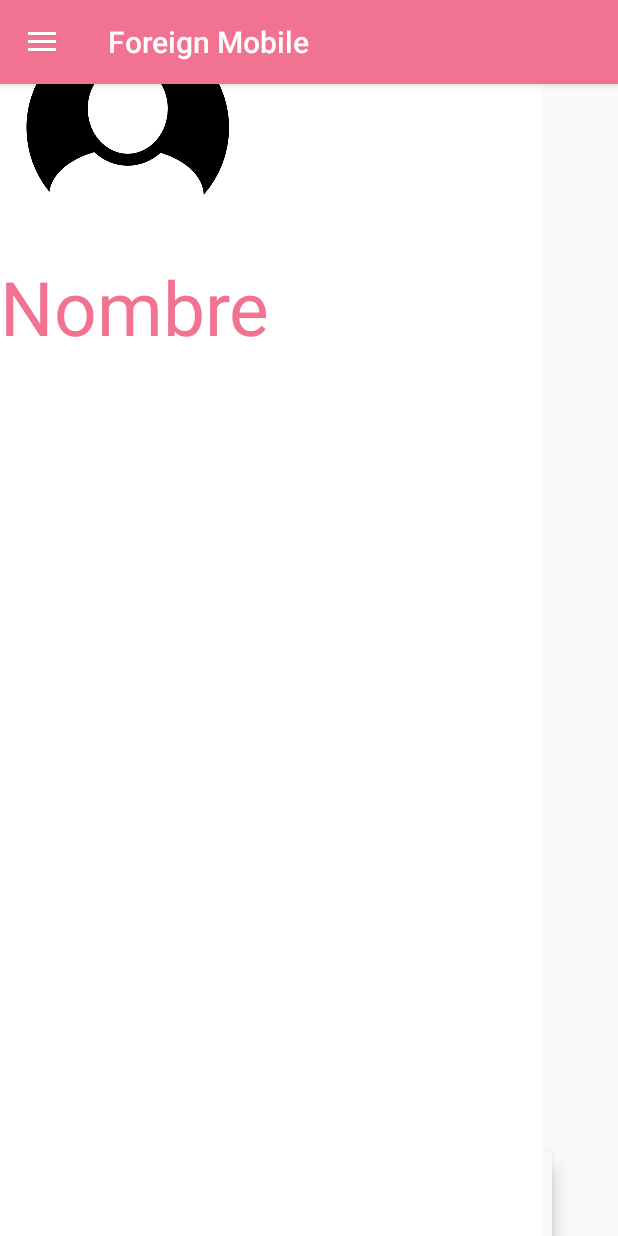
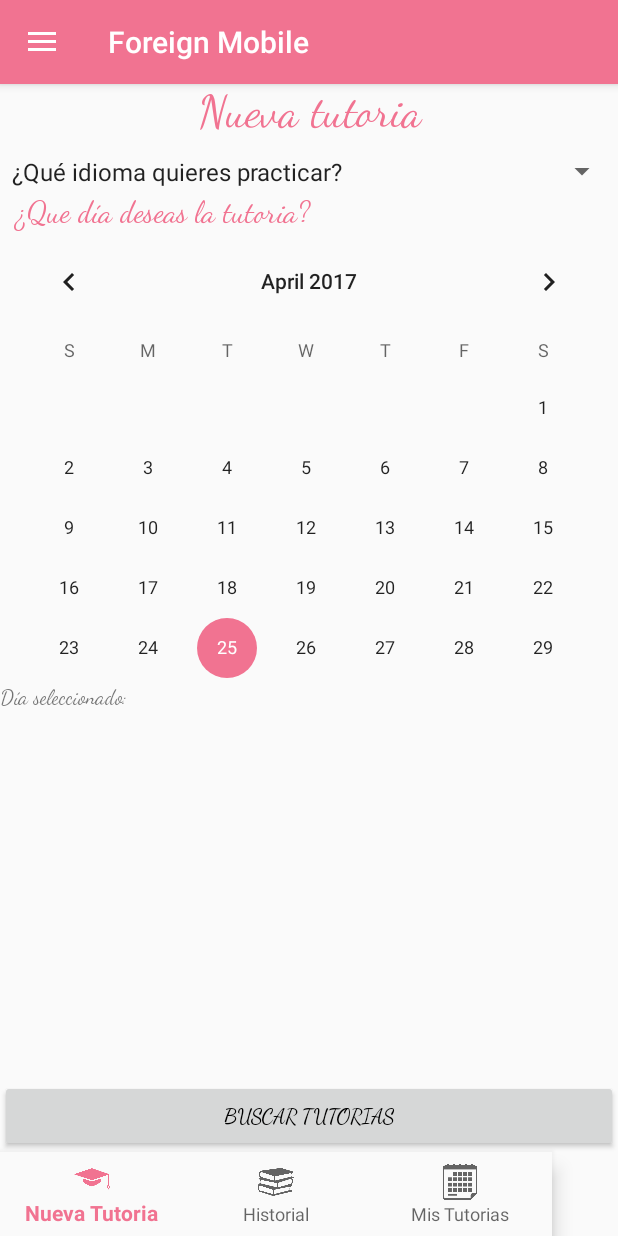
Before and after one commit to andresvega82/COSW-2017-ForeignMobile, an Android app: the NewTutorialActivity screen opened directly, with no data from a screen before it, on a phone screen of 412 x 824 dp. Run offline under Robolectric (Android 15) with nearby library versions, the phone set to English and light mode, and no system bars.

Commit message:
formulario para una nueva tutoria

```diff
--- a/app/src/main/java/edu/eci/com/foreignmobile/ui/activity/NewTutorialActivity.java
+++ b/app/src/main/java/edu/eci/com/foreignmobile/ui/activity/NewTutorialActivity.java
@@ -12,14 +12,24 @@ import android.os.Bundle;
 import android.support.v7.widget.Toolbar;
 import android.view.MenuItem;
 import android.view.View;
+import android.widget.AdapterView;
+import android.widget.ArrayAdapter;
+import android.widget.CalendarView;
+import android.widget.Spinner;
 import android.widget.TextView;
+import android.widget.Toast;
 
 import edu.eci.com.foreignmobile.R;
 
 public class NewTutorialActivity extends AppCompatActivity
         implements NavigationView.OnNavigationItemSelectedListener {
 
-    private TextView mTextMessage;
+    Spinner listLanguages;
+    String[] languages = {"¿Qué idioma quieres practicar?","English", "Español", "Portugues", "Deutsch"};
+    CalendarView calendarView;
+    TextView dateDisplay;
+
+
 
     @Override
     protected void onCreate(Bundle savedInstanceState) {
@@ -42,6 +52,66 @@ public class NewTutorialActivity extends AppCompatActivity
 
         BottomNavigationView navigation = (BottomNavigationView) findViewById(R.id.navigation);
         navigation.setOnNavigationItemSelectedListener(mOnNavigationItemSelectedListener);
+
+        ///
+        selectLanguage();
+        selectDate();
+    }
+
+    private void selectDate() {
+
+        calendarView = (CalendarView) findViewById(R.id.calendar);
+        dateDisplay = (TextView) findViewById(R.id.date_display);
+        dateDisplay.setText("Día seleccionado: ");
+
+        calendarView.setOnDateChangeListener(new CalendarView.OnDateChangeListener() {
+            @Override
+            public void onSelectedDayChange(CalendarView calendarView, int i, int i1, int i2) {
+                dateDisplay.setText("Día seleccionado: " + i2 + " / " + i1 + " / " + i);
+
+                Toast.makeText(getApplicationContext(), "Día seleccionado:\n" + "Día = " + i2 + "\n" + "Mes = " + i1 + "\n" + "Año = " + i, Toast.LENGTH_LONG).show();
+            }
+        });
+
+    }
+
+    private void selectLanguage() {
+        listLanguages = (Spinner) findViewById(R.id.list_languages);
+        ArrayAdapter<String> adapter = new ArrayAdapter<String>(this, android.R.layout.simple_spinner_item, languages);
+        listLanguages.setAdapter(adapter);
+
+        listLanguages.setOnItemSelectedListener(new AdapterView.OnItemSelectedListener() {
+            @Override
+            public void onItemSelected(AdapterView<?> parent, View view, int position, long id) {
+                Toast toast;
+                switch (position){
+                    case 1:
+                        toast = Toast.makeText(getApplicationContext(), languages[position], Toast.LENGTH_LONG);
+                        toast.show();
+
+                        break;
+                    case 2:
+                        toast = Toast.makeText(getApplicationContext(), languages[position], Toast.LENGTH_LONG);
+                        toast.show();
+                        break;
+                    case 3:
+                        toast = Toast.makeText(getApplicationContext(), languages[position], Toast.LENGTH_LONG);
+                        toast.show();
+                        break;
+                    case 4:
+                        toast = Toast.makeText(getApplicationContext(), languages[position], Toast.LENGTH_LONG);
+                        toast.show();
+                        break;
+
+
+                }
+            }
+
+            @Override
+            public void onNothingSelected(AdapterView<?> parent) {
+
+            }
+        });
     }
 
 
@@ -52,13 +122,13 @@ public class NewTutorialActivity extends AppCompatActivity
         public boolean onNavigationItemSelected(@NonNull MenuItem item) {
             switch (item.getItemId()) {
                 case R.id.navigation_newTutorial:
-                    mTextMessage.setText(R.string.title_new_tutorial);
+                    //mTextMessage.setText(R.string.title_new_tutorial);
                     return true;
                 case R.id.navigation_historial:
-                    mTextMessage.setText(R.string.title_historial);
+                    //mTextMessage.setText(R.string.title_historial);
                     return true;
                 case R.id.navigation_myTutorial:
-                    mTextMessage.setText(R.string.title_myTutorial);
+                    //mTextMessage.setText(R.string.title_myTutorial);
                     return true;
 
             }
--- a/app/src/main/res/layout/app_bar_perfil.xml
+++ b/app/src/main/res/layout/app_bar_perfil.xml
@@ -21,7 +21,7 @@
     </android.support.design.widget.AppBarLayout>
 
     <include layout="@layout/content_new_tutorial" />
-
+    <!--
         <Space
             android:layout_width="30dp"
             android:layout_height="wrap_content" />
@@ -53,6 +53,7 @@
 
             </LinearLayout>
 
+
             <TextView
                 android:text="Vive en"
                 android:layout_width="wrap_content"
@@ -77,8 +78,9 @@
                 android:textColor="@color/colorAccent"
                 android:textSize="50dp"/>
 
+
     </LinearLayout>
-
+-->
     <!--<android.support.design.widget.FloatingActionButton
         android:id="@+id/fab"
         android:layout_width="wrap_content"
--- a/app/src/main/res/layout/content_new_tutorial.xml
+++ b/app/src/main/res/layout/content_new_tutorial.xml
@@ -6,8 +6,72 @@
     android:layout_height="match_parent"
     app:layout_behavior="@string/appbar_scrolling_view_behavior"
     tools:context= "edu.eci.com.foreignmobile.ui.activity.NewTutorialActivity"
-    tools:showIn="@layout/app_bar_perfil">
+    tools:showIn="@layout/app_bar_perfil"
+    android:orientation="vertical">
     <!-- Barra menu botones-->
+
+    <FrameLayout
+        android:id="@+id/content"
+        android:layout_width="match_parent"
+        android:layout_height="0dp"
+        android:layout_weight="1">
+
+        <LinearLayout
+            android:layout_width="match_parent"
+            android:layout_height="match_parent"
+            android:layout_weight="1"
+            android:orientation="vertical">
+
+            <TextView
+                android:id="@+id/textView7"
+                android:layout_width="match_parent"
+                android:layout_height="43dp"
+                android:fontFamily="cursive"
+                android:text="Nueva tutoria"
+                android:textAlignment="center"
+                android:textColor="@color/colorAccent"
+                android:textSize="30dp" />
+
+            <Spinner
+                android:id="@+id/list_languages"
+                android:layout_width="match_parent"
+                android:layout_height="30dp" />
+
+            <TextView
+                android:id="@+id/textCalendar"
+                android:layout_width="match_parent"
+                android:layout_height="wrap_content"
+                android:fontFamily="cursive"
+                android:text="  ¿Que día deseas la tutoria?"
+                android:textAlignment="viewStart"
+                android:textColor="@color/colorAccent"
+                android:textSize="20dp" />
+
+            <CalendarView
+                android:id="@+id/calendar"
+                android:layout_width="match_parent"
+                android:layout_height="302dp" />
+
+            <TextView
+                android:id="@+id/date_display"
+                android:layout_width="match_parent"
+                android:layout_height="wrap_content"
+                android:text="TextView"
+                android:fontFamily="cursive"
+                />
+
+        </LinearLayout>
+
+    </FrameLayout>
+
+    <Button
+        android:id="@+id/button6"
+        android:layout_width="match_parent"
+        android:layout_height="wrap_content"
+        android:fontFamily="cursive"
+        android:textColor="@color/colorPrimary"
+        android:text="Buscar tutorias" />
+
     <android.support.design.widget.BottomNavigationView
         android:id="@+id/navigation"
         android:layout_width="368dp"
@@ -16,14 +80,8 @@
         android:background="?android:attr/windowBackground"
         app:menu="@menu/navegation"
         tools:layout_editor_absoluteY="33dp"
-        tools:layout_editor_absoluteX="8dp" />
+        tools:layout_editor_absoluteX="8dp" >
 
-    <FrameLayout
-        android:id="@+id/content"
-        android:layout_width="match_parent"
-        android:layout_height="0dp"
-        android:layout_weight="1">
-
-    </FrameLayout>
+    </android.support.design.widget.BottomNavigationView>
 
 </LinearLayout >
```
Lines whose indentation alone changed are shown as unchanged.
